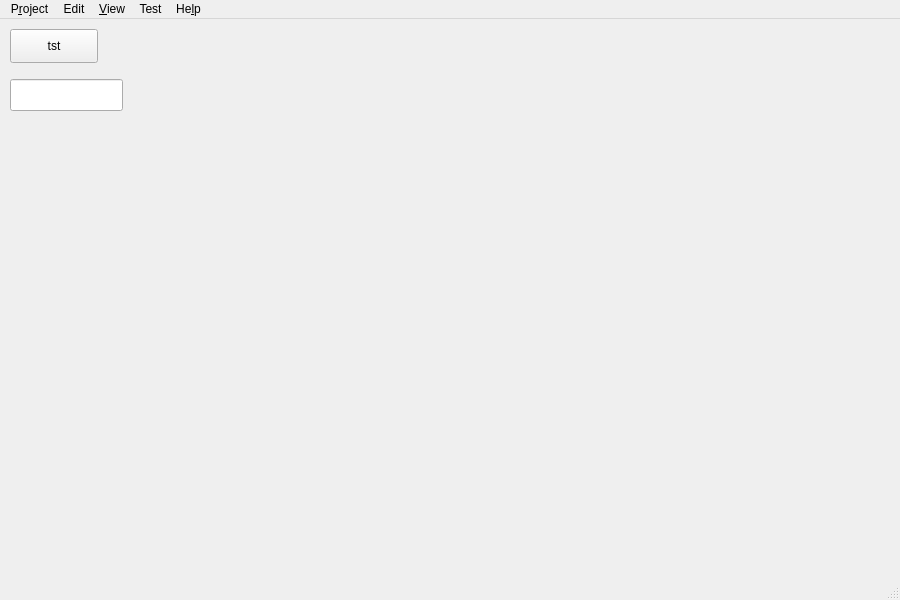
Above: src/Gui/MainWindow.ui from fredrickojackson/CppCAM before the change. Below: the same form after it.
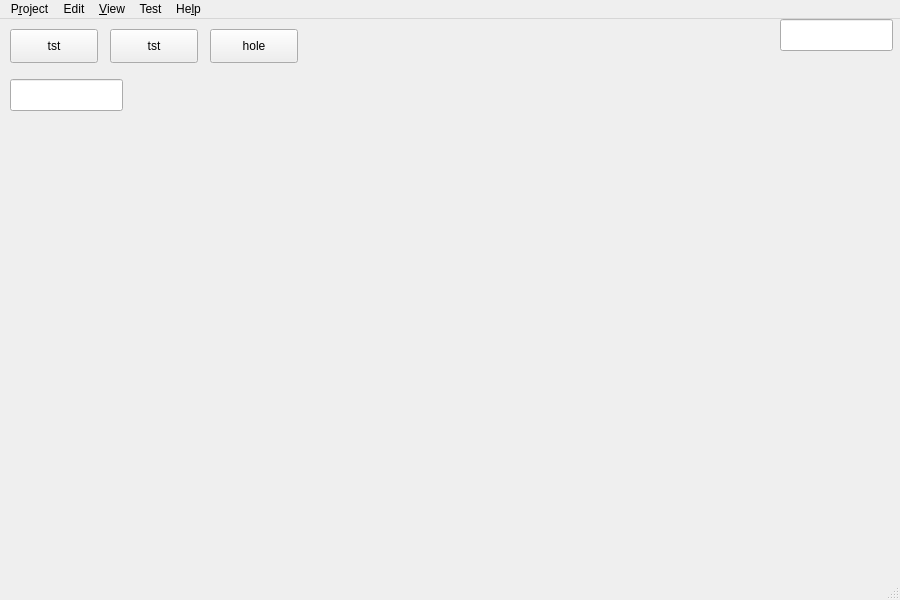
That is the form after the change. Icons and pictures are not drawn.

What changed in the file:
```diff
--- a/src/Gui/MainWindow.ui
+++ b/src/Gui/MainWindow.ui
@@ -50,7 +50,7 @@
    <widget class="QWidget" name="frmogl" native="true">
     <property name="geometry">
      <rect>
-      <x>150</x>
+      <x>260</x>
       <y>50</y>
       <width>600</width>
       <height>471</height>
@@ -63,6 +63,42 @@
      </sizepolicy>
     </property>
    </widget>
+   <widget class="QPushButton" name="pbt">
+    <property name="geometry">
+     <rect>
+      <x>110</x>
+      <y>10</y>
+      <width>88</width>
+      <height>34</height>
+     </rect>
+    </property>
+    <property name="text">
+     <string>tst</string>
+    </property>
+   </widget>
+   <widget class="QPushButton" name="pbt_hole">
+    <property name="geometry">
+     <rect>
+      <x>210</x>
+      <y>10</y>
+      <width>88</width>
+      <height>34</height>
+     </rect>
+    </property>
+    <property name="text">
+     <string>hole</string>
+    </property>
+   </widget>
+   <widget class="QLineEdit" name="letime">
+    <property name="geometry">
+     <rect>
+      <x>780</x>
+      <y>0</y>
+      <width>113</width>
+      <height>32</height>
+     </rect>
+    </property>
+   </widget>
   </widget>
   <widget class="QMenuBar" name="menubar">
    <property name="geometry">
```
Left out of the diff: 14 changed lines with no effect on the pictures.
